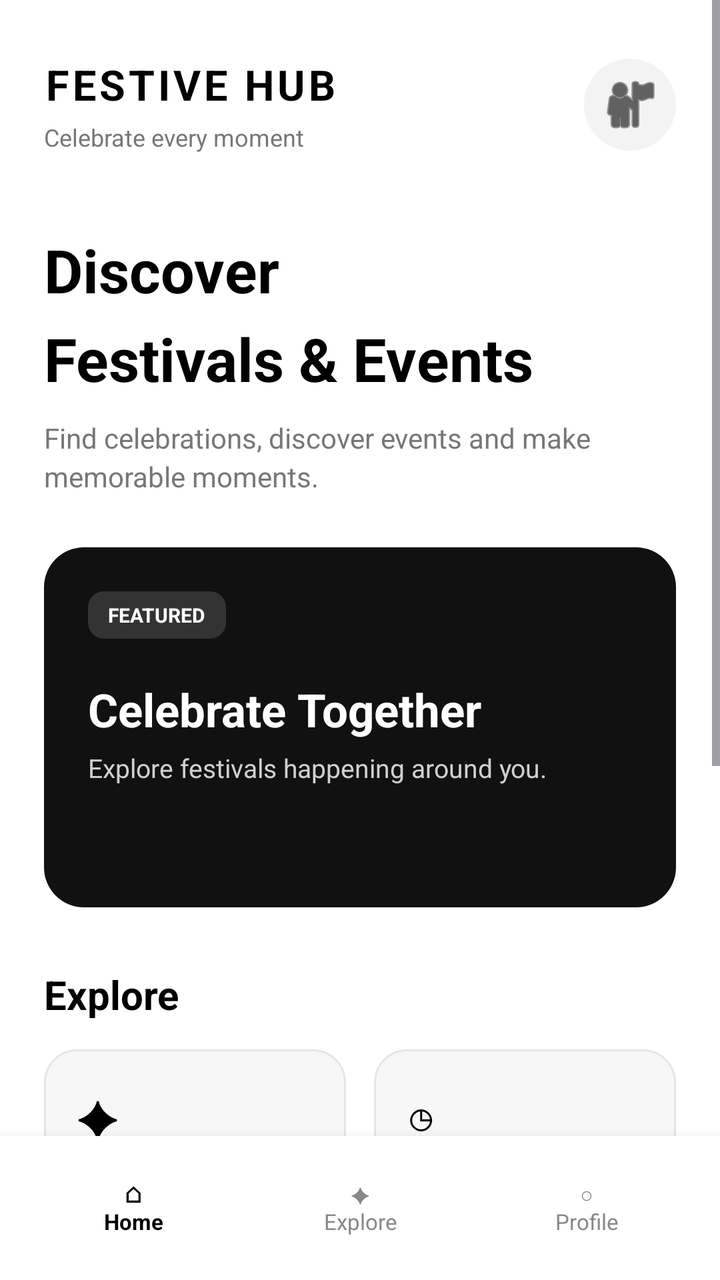
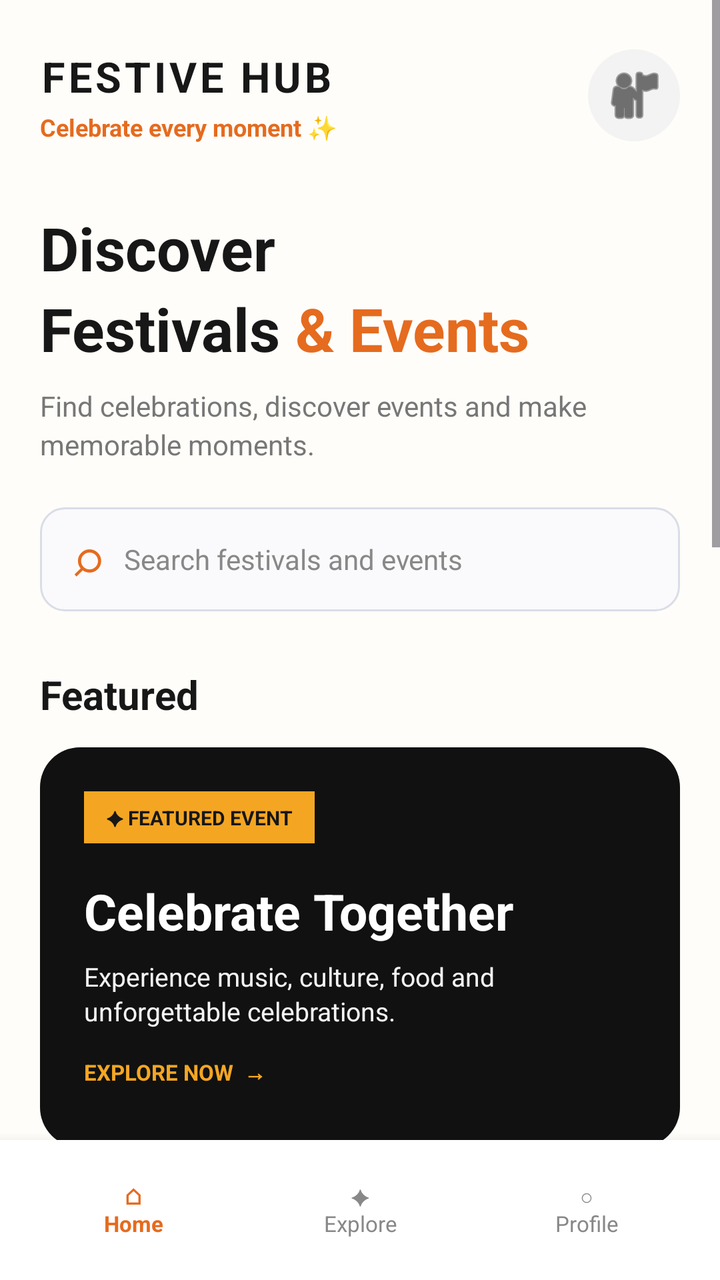

An Android layout rendered at two revisions. The XML below is the earlier revision; the diff shows what the commit changed to produce the second picture.
<!-- AndroidManifest.xml: application theme Theme.Festive_hub -->
<!-- res/layout/activity_main.xml -->
<?xml version="1.0" encoding="utf-8"?>
<androidx.constraintlayout.widget.ConstraintLayout
    xmlns:android="http://schemas.android.com/apk/res/android"
    xmlns:app="http://schemas.android.com/apk/res-auto"
    android:id="@+id/main"
    android:layout_width="match_parent"
    android:layout_height="match_parent"
    android:background="#FFFFFF">

    <ScrollView
        android:layout_width="0dp"
        android:layout_height="0dp"
        android:fillViewport="true"
        android:clipToPadding="false"
        app:layout_constraintTop_toTopOf="parent"
        app:layout_constraintBottom_toTopOf="@id/bottomNavigation"
        app:layout_constraintStart_toStartOf="parent"
        app:layout_constraintEnd_toEndOf="parent">

        <LinearLayout
            android:layout_width="match_parent"
            android:layout_height="wrap_content"
            android:orientation="vertical"
            android:paddingStart="22dp"
            android:paddingTop="28dp"
            android:paddingEnd="22dp"
            android:paddingBottom="30dp">

            <LinearLayout
                android:layout_width="match_parent"
                android:layout_height="wrap_content"
                android:gravity="center_vertical"
                android:orientation="horizontal">

                <LinearLayout
                    android:layout_width="0dp"
                    android:layout_height="wrap_content"
                    android:layout_weight="1"
                    android:orientation="vertical">

                    <TextView
                        android:layout_width="wrap_content"
                        android:layout_height="wrap_content"
                        android:text="FESTIVE HUB"
                        android:textColor="#000000"
                        android:textSize="21sp"
                        android:textStyle="bold"
                        android:letterSpacing="0.08" />

                    <TextView
                        android:layout_width="wrap_content"
                        android:layout_height="wrap_content"
                        android:layout_marginTop="4dp"
                        android:text="Celebrate every moment"
                        android:textColor="#777777"
                        android:textSize="12sp" />

                </LinearLayout>

                <ImageButton
                    android:id="@+id/btnProfile"
                    android:layout_width="46dp"
                    android:layout_height="46dp"
                    android:background="@drawable/bg_circle_light"
                    android:contentDescription="Profile"
                    android:padding="12dp"
                    android:src="@android:drawable/ic_menu_myplaces"
                    android:tint="#000000" />

            </LinearLayout>

            <TextView
                android:layout_width="match_parent"
                android:layout_height="wrap_content"
                android:layout_marginTop="38dp"
                android:text="Discover"
                android:textColor="#000000"
                android:textSize="30sp"
                android:textStyle="bold" />

            <TextView
                android:layout_width="match_parent"
                android:layout_height="wrap_content"
                android:layout_marginTop="4dp"
                android:text="Festivals &amp; Events"
                android:textColor="#000000"
                android:textSize="30sp"
                android:textStyle="bold" />

            <TextView
                android:layout_width="match_parent"
                android:layout_height="wrap_content"
                android:layout_marginTop="10dp"
                android:text="Find celebrations, discover events and make memorable moments."
                android:textColor="#777777"
                android:textSize="14sp"
                android:lineSpacingExtra="3dp" />

            <LinearLayout
                android:layout_width="match_parent"
                android:layout_height="180dp"
                android:layout_marginTop="26dp"
                android:background="@drawable/bg_featured"
                android:orientation="vertical"
                android:padding="22dp">

                <TextView
                    android:layout_width="wrap_content"
                    android:layout_height="wrap_content"
                    android:background="@drawable/bg_tag"
                    android:paddingStart="10dp"
                    android:paddingTop="5dp"
                    android:paddingEnd="10dp"
                    android:paddingBottom="5dp"
                    android:text="FEATURED"
                    android:textColor="#FFFFFF"
                    android:textSize="10sp"
                    android:textStyle="bold" />

                <TextView
                    android:layout_width="match_parent"
                    android:layout_height="wrap_content"
                    android:layout_marginTop="20dp"
                    android:text="Celebrate Together"
                    android:textColor="#FFFFFF"
                    android:textSize="23sp"
                    android:textStyle="bold" />

                <TextView
                    android:layout_width="match_parent"
                    android:layout_height="wrap_content"
                    android:layout_marginTop="5dp"
                    android:text="Explore festivals happening around you."
                    android:textColor="#D0D0D0"
                    android:textSize="13sp" />

            </LinearLayout>

            <TextView
                android:layout_width="wrap_content"
                android:layout_height="wrap_content"
                android:layout_marginTop="30dp"
                android:text="Explore"
                android:textColor="#000000"
                android:textSize="20sp"
                android:textStyle="bold" />

            <LinearLayout
                android:layout_width="match_parent"
                android:layout_height="wrap_content"
                android:layout_marginTop="14dp"
                android:orientation="horizontal">

                <LinearLayout
                    android:id="@+id/cardFestivals"
                    android:layout_width="0dp"
                    android:layout_height="125dp"
                    android:layout_marginEnd="7dp"
                    android:layout_weight="1"
                    android:background="@drawable/bg_card"
                    android:clickable="true"
                    android:focusable="true"
                    android:orientation="vertical"
                    android:padding="16dp">

                    <TextView
                        android:layout_width="wrap_content"
                        android:layout_height="wrap_content"
                        android:text="✦"
                        android:textColor="#000000"
                        android:textSize="25sp" />

                    <TextView
                        android:layout_width="wrap_content"
                        android:layout_height="wrap_content"
                        android:layout_marginTop="10dp"
                        android:text="Festivals"
                        android:textColor="#000000"
                        android:textSize="15sp"
                        android:textStyle="bold" />

                    <TextView
                        android:layout_width="wrap_content"
                        android:layout_height="wrap_content"
                        android:text="Discover"
                        android:textColor="#777777"
                        android:textSize="11sp" />

                </LinearLayout>

                <LinearLayout
                    android:id="@+id/cardEvents"
                    android:layout_width="0dp"
                    android:layout_height="125dp"
                    android:layout_marginStart="7dp"
                    android:layout_weight="1"
                    android:background="@drawable/bg_card"
                    android:clickable="true"
                    android:focusable="true"
                    android:orientation="vertical"
                    android:padding="16dp">

                    <TextView
                        android:layout_width="wrap_content"
                        android:layout_height="wrap_content"
                        android:text="◷"
                        android:textColor="#000000"
                        android:textSize="25sp" />

                    <TextView
                        android:layout_width="wrap_content"
                        android:layout_height="wrap_content"
                        android:layout_marginTop="10dp"
                        android:text="Events"
                        android:textColor="#000000"
                        android:textSize="15sp"
                        android:textStyle="bold" />

                    <TextView
                        android:layout_width="wrap_content"
                        android:layout_height="wrap_content"
                        android:text="What's next"
                        android:textColor="#777777"
                        android:textSize="11sp" />

                </LinearLayout>

            </LinearLayout>

            <LinearLayout
                android:layout_width="match_parent"
                android:layout_height="wrap_content"
                android:layout_marginTop="30dp"
                android:gravity="center_vertical"
                android:orientation="horizontal">

                <TextView
                    android:layout_width="0dp"
                    android:layout_height="wrap_content"
                    android:layout_weight="1"
                    android:text="Upcoming Events"
                    android:textColor="#000000"
                    android:textSize="20sp"
                    android:textStyle="bold" />

                <TextView
                    android:id="@+id/txtSeeAll"
                    android:layout_width="wrap_content"
                    android:layout_height="wrap_content"
                    android:text="See all"
                    android:textColor="#555555"
                    android:textSize="12sp"
                    android:textStyle="bold" />

            </LinearLayout>

            <LinearLayout
                android:id="@+id/eventCard"
                android:layout_width="match_parent"
                android:layout_height="92dp"
                android:layout_marginTop="14dp"
                android:background="@drawable/bg_card"
                android:gravity="center_vertical"
                android:orientation="horizontal"
                android:padding="14dp">

                <LinearLayout
                    android:layout_width="58dp"
                    android:layout_height="64dp"
                    android:background="@drawable/bg_date"
                    android:gravity="center"
                    android:orientation="vertical">

                    <TextView
                        android:layout_width="wrap_content"
                        android:layout_height="wrap_content"
                        android:text="24"
                        android:textColor="#FFFFFF"
                        android:textSize="20sp"
                        android:textStyle="bold" />

                    <TextView
                        android:layout_width="wrap_content"
                        android:layout_height="wrap_content"
                        android:text="OCT"
                        android:textColor="#FFFFFF"
                        android:textSize="10sp"
                        android:textStyle="bold" />

                </LinearLayout>

                <LinearLayout
                    android:layout_width="0dp"
                    android:layout_height="wrap_content"
                    android:layout_marginStart="14dp"
                    android:layout_weight="1"
                    android:orientation="vertical">

                    <TextView
                        android:layout_width="match_parent"
                        android:layout_height="wrap_content"
                        android:text="Diwali Celebration"
                        android:textColor="#000000"
                        android:textSize="15sp"
                        android:textStyle="bold" />

                    <TextView
                        android:layout_width="match_parent"
                        android:layout_height="wrap_content"
                        android:layout_marginTop="5dp"
                        android:text="New Delhi • 6:00 PM"
                        android:textColor="#777777"
                        android:textSize="12sp" />

                </LinearLayout>

                <TextView
                    android:layout_width="wrap_content"
                    android:layout_height="wrap_content"
                    android:text="›"
                    android:textColor="#000000"
                    android:textSize="28sp" />

            </LinearLayout>

        </LinearLayout>

    </ScrollView>

    <LinearLayout
        android:id="@+id/bottomNavigation"
        android:layout_width="0dp"
        android:layout_height="72dp"
        android:background="#FFFFFF"
        android:elevation="10dp"
        android:gravity="center"
        android:orientation="horizontal"
        android:paddingStart="10dp"
        android:paddingEnd="10dp"
        app:layout_constraintBottom_toBottomOf="parent"
        app:layout_constraintStart_toStartOf="parent"
        app:layout_constraintEnd_toEndOf="parent">

        <TextView
            android:id="@+id/navHome"
            android:layout_width="0dp"
            android:layout_height="match_parent"
            android:layout_weight="1"
            android:gravity="center"
            android:text="⌂\nHome"
            android:textColor="#000000"
            android:textSize="11sp"
            android:textStyle="bold" />

        <TextView
            android:id="@+id/navExplore"
            android:layout_width="0dp"
            android:layout_height="match_parent"
            android:layout_weight="1"
            android:gravity="center"
            android:text="✦\nExplore"
            android:textColor="#888888"
            android:textSize="11sp" />

        <TextView
            android:id="@+id/navProfile"
            android:layout_width="0dp"
            android:layout_height="match_parent"
            android:layout_weight="1"
            android:gravity="center"
            android:text="○\nProfile"
            android:textColor="#888888"
            android:textSize="11sp" />

    </LinearLayout>

</androidx.constraintlayout.widget.ConstraintLayout>
<!-- resources referenced by this layout -->
<resources>
  <!-- drawable bg_card (drawable) -->
  <?xml version="1.0" encoding="utf-8"?>
  <shape xmlns:android="http://schemas.android.com/apk/res/android"
      android:shape="rectangle">
  
      <solid android:color="#F7F7F7"/>
  
      <stroke
          android:width="1dp"
          android:color="#E5E5E5"/>
  
      <corners android:radius="16dp"/>
  
  </shape>
  <!-- drawable bg_circle_light (drawable) -->
  <?xml version="1.0" encoding="utf-8"?>
  <shape xmlns:android="http://schemas.android.com/apk/res/android"
      android:shape="oval">
  
      <solid android:color="#F3F3F3"/>
  
  </shape>
  <!-- drawable bg_date (drawable) -->
  <?xml version="1.0" encoding="utf-8"?>
  <shape xmlns:android="http://schemas.android.com/apk/res/android"
      android:shape="rectangle">
  
      <solid android:color="#000000"/>
  
      <corners android:radius="12dp"/>
  
  </shape>
  <!-- drawable bg_featured (drawable) -->
  <?xml version="1.0" encoding="utf-8"?>
  <shape xmlns:android="http://schemas.android.com/apk/res/android"
      android:shape="rectangle">
  
      <solid android:color="#111111"/>
  
      <corners android:radius="20dp"/>
  
  </shape>
  <!-- drawable bg_tag (drawable) -->
  <?xml version="1.0" encoding="utf-8"?>
  <shape xmlns:android="http://schemas.android.com/apk/res/android"
      android:shape="rectangle">
  
      <solid android:color="#333333"/>
  
      <corners android:radius="8dp"/>
  
  </shape>
  <style name="Theme.Festive_hub" parent="Base.Theme.Festive_hub" />
  <style name="Base.Theme.Festive_hub" parent="Theme.Material3.DayNight.NoActionBar">
          
          
      </style>
</resources>

<!-- the commit's change to res/layout/activity_main.xml (unified diff, before → after) -->
@@ -5,7 +5,7 @@
     android:id="@+id/main"
     android:layout_width="match_parent"
     android:layout_height="match_parent"
-    android:background="#FFFFFF">
+    android:background="#FFFDF9">
 
     <ScrollView
         android:layout_width="0dp"
@@ -21,9 +21,9 @@
             android:layout_width="match_parent"
             android:layout_height="wrap_content"
             android:orientation="vertical"
-            android:paddingStart="22dp"
-            android:paddingTop="28dp"
-            android:paddingEnd="22dp"
+            android:paddingStart="20dp"
+            android:paddingTop="24dp"
+            android:paddingEnd="20dp"
             android:paddingBottom="30dp">
 
             <LinearLayout
@@ -42,7 +42,7 @@
                         android:layout_width="wrap_content"
                         android:layout_height="wrap_content"
                         android:text="FESTIVE HUB"
-                        android:textColor="#000000"
+                        android:textColor="#171717"
                         android:textSize="21sp"
                         android:textStyle="bold"
                         android:letterSpacing="0.08" />
@@ -50,10 +50,11 @@
                     <TextView
                         android:layout_width="wrap_content"
                         android:layout_height="wrap_content"
-                        android:layout_marginTop="4dp"
-                        android:text="Celebrate every moment"
-                        android:textColor="#777777"
-                        android:textSize="12sp" />
+                        android:layout_marginTop="3dp"
+                        android:text="Celebrate every moment ✨"
+                        android:textColor="#E56B1F"
+                        android:textSize="12sp"
+                        android:textStyle="bold" />
 
                 </LinearLayout>
 
@@ -65,32 +66,46 @@
                     android:contentDescription="Profile"
                     android:padding="12dp"
                     android:src="@android:drawable/ic_menu_myplaces"
-                    android:tint="#000000" />
+                    app:tint="#171717" />
 
             </LinearLayout>
 
             <TextView
                 android:layout_width="match_parent"
                 android:layout_height="wrap_content"
-                android:layout_marginTop="38dp"
+                android:layout_marginTop="32dp"
                 android:text="Discover"
-                android:textColor="#000000"
+                android:textColor="#171717"
                 android:textSize="30sp"
                 android:textStyle="bold" />
 
+            <LinearLayout
+                android:layout_width="wrap_content"
+                android:layout_height="wrap_content"
+                android:orientation="horizontal">
+
+                <TextView
+                    android:layout_width="wrap_content"
+                    android:layout_height="wrap_content"
+                    android:text="Festivals "
+                    android:textColor="#171717"
+                    android:textSize="30sp"
+                    android:textStyle="bold" />
+
+                <TextView
+                    android:layout_width="wrap_content"
+                    android:layout_height="wrap_content"
+                    android:text="&amp; Events"
+                    android:textColor="#E56B1F"
+                    android:textSize="30sp"
+                    android:textStyle="bold" />
+
+            </LinearLayout>
+
             <TextView
                 android:layout_width="match_parent"
                 android:layout_height="wrap_content"
-                android:layout_marginTop="4dp"
-                android:text="Festivals &amp; Events"
-                android:textColor="#000000"
-                android:textSize="30sp"
-                android:textStyle="bold" />
-
-            <TextView
-                android:layout_width="match_parent"
-                android:layout_height="wrap_content"
-                android:layout_marginTop="10dp"
+                android:layout_marginTop="9dp"
                 android:text="Find celebrations, discover events and make memorable moments."
                 android:textColor="#777777"
                 android:textSize="14sp"
@@ -98,64 +113,117 @@
 
             <LinearLayout
                 android:layout_width="match_parent"
-                android:layout_height="180dp"
-                android:layout_marginTop="26dp"
+                android:layout_height="52dp"
+                android:layout_marginTop="22dp"
+                android:background="@drawable/bg_input"
+                android:gravity="center_vertical"
+                android:paddingStart="16dp"
+                android:paddingEnd="16dp"
+                android:orientation="horizontal">
+
+                <TextView
+                    android:layout_width="wrap_content"
+                    android:layout_height="wrap_content"
+                    android:text="⌕"
+                    android:textColor="#E56B1F"
+                    android:textSize="25sp" />
+
+                <TextView
+                    android:layout_width="0dp"
+                    android:layout_height="wrap_content"
+                    android:layout_weight="1"
+                    android:layout_marginStart="10dp"
+                    android:text="Search festivals and events"
+                    android:textColor="#888888"
+                    android:textSize="14sp" />
+
+            </LinearLayout>
+
+            <TextView
+                android:layout_width="wrap_content"
+                android:layout_height="wrap_content"
+                android:layout_marginTop="28dp"
+                android:text="Featured"
+                android:textColor="#171717"
+                android:textSize="20sp"
+                android:textStyle="bold" />
+
+            <LinearLayout
+                android:layout_width="match_parent"
+                android:layout_height="200dp"
+                android:layout_marginTop="13dp"
                 android:background="@drawable/bg_featured"
                 android:orientation="vertical"
                 android:padding="22dp">
 
-                <TextView
-                    android:layout_width="wrap_content"
-                    android:layout_height="wrap_content"
-                    android:background="@drawable/bg_tag"
-                    android:paddingStart="10dp"
-                    android:paddingTop="5dp"
-                    android:paddingEnd="10dp"
-                    android:paddingBottom="5dp"
-                    android:text="FEATURED"
-                    android:textColor="#FFFFFF"
-                    android:textSize="10sp"
-                    android:textStyle="bold" />
+                <LinearLayout
+                    android:layout_width="wrap_content"
+                    android:layout_height="wrap_content"
+                    android:background="#F4A623"
+                    android:paddingStart="11dp"
+                    android:paddingTop="6dp"
+                    android:paddingEnd="11dp"
+                    android:paddingBottom="6dp">
+
+                    <TextView
+                        android:layout_width="wrap_content"
+                        android:layout_height="wrap_content"
+                        android:text="✦ FEATURED EVENT"
+                        android:textColor="#171717"
+                        android:textSize="10sp"
+                        android:textStyle="bold" />
+
+                </LinearLayout>
 
                 <TextView
                     android:layout_width="match_parent"
                     android:layout_height="wrap_content"
-                    android:layout_marginTop="20dp"
+                    android:layout_marginTop="17dp"
                     android:text="Celebrate Together"
                     android:textColor="#FFFFFF"
-                    android:textSize="23sp"
+                    android:textSize="25sp"
                     android:textStyle="bold" />
 
                 <TextView
                     android:layout_width="match_parent"
                     android:layout_height="wrap_content"
-                    android:layout_marginTop="5dp"
-                    android:text="Explore festivals happening around you."
-                    android:textColor="#D0D0D0"
-                    android:textSize="13sp" />
+                    android:layout_marginTop="7dp"
+                    android:text="Experience music, culture, food and unforgettable celebrations."
+                    android:textColor="#F4F4F4"
+                    android:textSize="13sp"
+                    android:lineSpacingExtra="2dp" />
+
+                <TextView
+                    android:layout_width="wrap_content"
+                    android:layout_height="wrap_content"
+                    android:layout_marginTop="14dp"
+                    android:text="EXPLORE NOW  →"
+                    android:textColor="#F4A623"
+                    android:textSize="11sp"
+                    android:textStyle="bold" />
 
             </LinearLayout>
 
             <TextView
                 android:layout_width="wrap_content"
                 android:layout_height="wrap_content"
-                android:layout_marginTop="30dp"
+                android:layout_marginTop="28dp"
                 android:text="Explore"
-                android:textColor="#000000"
+                android:textColor="#171717"
                 android:textSize="20sp"
                 android:textStyle="bold" />
 
             <LinearLayout
                 android:layout_width="match_parent"
                 android:layout_height="wrap_content"
-                android:layout_marginTop="14dp"
+                android:layout_marginTop="13dp"
                 android:orientation="horizontal">
 
                 <LinearLayout
                     android:id="@+id/cardFestivals"
                     android:layout_width="0dp"
                     android:layout_height="125dp"
-                    android:layout_marginEnd="7dp"
+                    android:layout_marginEnd="6dp"
                     android:layout_weight="1"
                     android:background="@drawable/bg_card"
                     android:clickable="true"
@@ -164,18 +232,20 @@
                     android:padding="16dp">
 
                     <TextView
-                        android:layout_width="wrap_content"
-                        android:layout_height="wrap_content"
+                        android:layout_width="42dp"
+                        android:layout_height="42dp"
+                        android:background="#FFF0D9"
+                        android:gravity="center"
                         android:text="✦"
-                        android:textColor="#000000"
-                        android:textSize="25sp" />
-
-                    <TextView
-                        android:layout_width="wrap_content"
-                        android:layout_height="wrap_content"
-                        android:layout_marginTop="10dp"
+                        android:textColor="#E56B1F"
+                        android:textSize="24sp" />
+
+                    <TextView
+                        android:layout_width="wrap_content"
+                        android:layout_height="wrap_content"
+                        android:layout_marginTop="8dp"
                         android:text="Festivals"
-                        android:textColor="#000000"
+                        android:textColor="#171717"
                         android:textSize="15sp"
                         android:textStyle="bold" />
 
@@ -192,7 +262,7 @@
                     android:id="@+id/cardEvents"
                     android:layout_width="0dp"
                     android:layout_height="125dp"
-                    android:layout_marginStart="7dp"
+                    android:layout_marginStart="6dp"
                     android:layout_weight="1"
                     android:background="@drawable/bg_card"
                     android:clickable="true"
@@ -201,18 +271,20 @@
                     android:padding="16dp">
 
                     <TextView
-                        android:layout_width="wrap_content"
-                        android:layout_height="wrap_content"
+                        android:layout_width="42dp"
+                        android:layout_height="42dp"
+                        android:background="#FCE6F0"
+                        android:gravity="center"
                         android:text="◷"
-                        android:textColor="#000000"
-                        android:textSize="25sp" />
-
-                    <TextView
-                        android:layout_width="wrap_content"
-                        android:layout_height="wrap_content"
-                        android:layout_marginTop="10dp"
+                        android:textColor="#D93F73"
+                        android:textSize="24sp" />
+
+                    <TextView
+                        android:layout_width="wrap_content"
+                        android:layout_height="wrap_content"
+                        android:layout_marginTop="8dp"
                         android:text="Events"
-                        android:textColor="#000000"
+                        android:textColor="#171717"
                         android:textSize="15sp"
                         android:textStyle="bold" />
 
@@ -239,7 +311,7 @@
                     android:layout_height="wrap_content"
                     android:layout_weight="1"
                     android:text="Upcoming Events"
-                    android:textColor="#000000"
+                    android:textColor="#171717"
                     android:textSize="20sp"
                     android:textStyle="bold" />
 
@@ -247,8 +319,8 @@
                     android:id="@+id/txtSeeAll"
                     android:layout_width="wrap_content"
                     android:layout_height="wrap_content"
-                    android:text="See all"
-                    android:textColor="#555555"
+                    android:text="See all  →"
+                    android:textColor="#E56B1F"
                     android:textSize="12sp"
                     android:textStyle="bold" />
 
@@ -257,17 +329,17 @@
             <LinearLayout
                 android:id="@+id/eventCard"
                 android:layout_width="match_parent"
-                android:layout_height="92dp"
+                android:layout_height="100dp"
                 android:layout_marginTop="14dp"
                 android:background="@drawable/bg_card"
                 android:gravity="center_vertical"
                 android:orientation="horizontal"
-                android:padding="14dp">
-
-                <LinearLayout
-                    android:layout_width="58dp"
-                    android:layout_height="64dp"
-                    android:background="@drawable/bg_date"
+                android:padding="13dp">
+
+                <LinearLayout
+                    android:layout_width="60dp"
+                    android:layout_height="70dp"
+                    android:background="#E56B1F"
                     android:gravity="center"
                     android:orientation="vertical">
 
@@ -276,7 +348,7 @@
                         android:layout_height="wrap_content"
                         android:text="24"
                         android:textColor="#FFFFFF"
-                        android:textSize="20sp"
+                        android:textSize="21sp"
                         android:textStyle="bold" />
 
                     <TextView
@@ -300,7 +372,7 @@
                         android:layout_width="match_parent"
                         android:layout_height="wrap_content"
                         android:text="Diwali Celebration"
-                        android:textColor="#000000"
+                        android:textColor="#171717"
                         android:textSize="15sp"
                         android:textStyle="bold" />
 
@@ -312,13 +384,176 @@
                         android:textColor="#777777"
                         android:textSize="12sp" />
 
+                    <TextView
+                        android:layout_width="wrap_content"
+                        android:layout_height="wrap_content"
+                        android:layout_marginTop="5dp"
+                        android:text="₹499"
+                        android:textColor="#E56B1F"
+                        android:textSize="12sp"
+                        android:textStyle="bold" />
+
                 </LinearLayout>
 
                 <TextView
                     android:layout_width="wrap_content"
                     android:layout_height="wrap_content"
                     android:text="›"
-                    android:textColor="#000000"
+                    android:textColor="#E56B1F"
+                    android:textSize="28sp" />
+
+            </LinearLayout>
+
+            <LinearLayout
+                android:layout_width="match_parent"
+                android:layout_height="100dp"
+                android:layout_marginTop="10dp"
+                android:background="@drawable/bg_card"
+                android:gravity="center_vertical"
+                android:orientation="horizontal"
+                android:padding="13dp">
+
+                <LinearLayout
+                    android:layout_width="60dp"
+                    android:layout_height="70dp"
+                    android:background="#D93F73"
+                    android:gravity="center"
+                    android:orientation="vertical">
+
+                    <TextView
+                        android:layout_width="wrap_content"
+                        android:layout_height="wrap_content"
+                        android:text="02"
+                        android:textColor="#FFFFFF"
+                        android:textSize="21sp"
+                        android:textStyle="bold" />
+
+                    <TextView
+                        android:layout_width="wrap_content"
+                        android:layout_height="wrap_content"
+                        android:text="NOV"
+                        android:textColor="#FFFFFF"
+                        android:textSize="10sp"
+                        android:textStyle="bold" />
+
+                </LinearLayout>
+
+                <LinearLayout
+                    android:layout_width="0dp"
+                    android:layout_height="wrap_content"
+                    android:layout_marginStart="14dp"
+                    android:layout_weight="1"
+                    android:orientation="vertical">
+
+                    <TextView
+                        android:layout_width="match_parent"
+                        android:layout_height="wrap_content"
+                        android:text="Navratri Night"
+                        android:textColor="#171717"
+                        android:textSize="15sp"
+                        android:textStyle="bold" />
+
+                    <TextView
+                        android:layout_width="match_parent"
+                        android:layout_height="wrap_content"
+                        android:layout_marginTop="5dp"
+                        android:text="Ahmedabad • 7:30 PM"
+                        android:textColor="#777777"
+                        android:textSize="12sp" />
+
+                    <TextView
+                        android:layout_width="wrap_content"
+                        android:layout_height="wrap_content"
+                        android:layout_marginTop="5dp"
+                        android:text="₹699"
+                        android:textColor="#D93F73"
+                        android:textSize="12sp"
+                        android:textStyle="bold" />
+
+                </LinearLayout>
+
+                <TextView
+                    android:layout_width="wrap_content"
+                    android:layout_height="wrap_content"
+                    android:text="›"
+                    android:textColor="#D93F73"
+                    android:textSize="28sp" />
+
+            </LinearLayout>
+
+            <LinearLayout
+                android:layout_width="match_parent"
+                android:layout_height="100dp"
+                android:layout_marginTop="10dp"
+                android:background="@drawable/bg_card"
+                android:gravity="center_vertical"
+                android:orientation="horizontal"
+                android:padding="13dp">
+
+                <LinearLayout
+                    android:layout_width="60dp"
+                    android:layout_height="70dp"
+                    android:background="#2F8F5B"
+                    android:gravity="center"
+                    android:orientation="vertical">
+
+                    <TextView
+                        android:layout_width="wrap_content"
+                        android:layout_height="wrap_content"
+                        android:text="15"
+                        android:textColor="#FFFFFF"
+                        android:textSize="21sp"
+                        android:textStyle="bold" />
+
+                    <TextView
+                        android:layout_width="wrap_content"
+                        android:layout_height="wrap_content"
+                        android:text="NOV"
+                        android:textColor="#FFFFFF"
+                        android:textSize="10sp"
+                        android:textStyle="bold" />
+
+                </LinearLayout>
+
+                <LinearLayout
+                    android:layout_width="0dp"
+                    android:layout_height="wrap_content"
+                    android:layout_marginStart="14dp"
+                    android:layout_weight="1"
+                    android:orientation="vertical">
+
+                    <TextView
+                        android:layout_width="match_parent"
+                        android:layout_height="wrap_content"
+                        android:text="Food &amp; Culture Fest"
+                        android:textColor="#171717"
+                        android:textSize="15sp"
+                        android:textStyle="bold" />
+
+                    <TextView
+                        android:layout_width="match_parent"
+                        android:layout_height="wrap_content"
+                        android:layout_marginTop="5dp"
+                        android:text="Mumbai • 5:00 PM"
+                        android:textColor="#777777"
+                        android:textSize="12sp" />
+
+                    <TextView
+                        android:layout_width="wrap_content"
+                        android:layout_height="wrap_content"
+                        android:layout_marginTop="5dp"
+                        android:text="₹299"
+                        android:textColor="#2F8F5B"
+                        android:textSize="12sp"
+                        android:textStyle="bold" />
+
+                </LinearLayout>
+
+                <TextView
+                    android:layout_width="wrap_content"
+                    android:layout_height="wrap_content"
+                    android:text="›"
+                    android:textColor="#2F8F5B"
                     android:textSize="28sp" />
 
             </LinearLayout>
@@ -330,7 +565,7 @@
     <LinearLayout
         android:id="@+id/bottomNavigation"
         android:layout_width="0dp"
-        android:layout_height="72dp"
+        android:layout_height="70dp"
         android:background="#FFFFFF"
         android:elevation="10dp"
         android:gravity="center"
@@ -347,8 +582,8 @@
             android:layout_height="match_parent"
             android:layout_weight="1"
             android:gravity="center"
-            android:text="⌂\nHome"
-            android:textColor="#000000"
+            android:text="⌂&#10;Home"
+            android:textColor="#E56B1F"
             android:textSize="11sp"
             android:textStyle="bold" />
 
@@ -358,7 +593,7 @@
             android:layout_height="match_parent"
             android:layout_weight="1"
             android:gravity="center"
-            android:text="✦\nExplore"
+            android:text="✦&#10;Explore"
             android:textColor="#888888"
             android:textSize="11sp" />
 
@@ -368,7 +603,7 @@
             android:layout_height="match_parent"
             android:layout_weight="1"
             android:gravity="center"
-            android:text="○\nProfile"
+            android:text="○&#10;Profile"
             android:textColor="#888888"
             android:textSize="11sp" />
 
<!-- resource entries referenced after the edit -->
@@ -22,16 +22,6 @@
       <solid android:color="#F3F3F3"/>
   
   </shape>
-  <!-- drawable bg_date (drawable) -->
-  <?xml version="1.0" encoding="utf-8"?>
-  <shape xmlns:android="http://schemas.android.com/apk/res/android"
-      android:shape="rectangle">
-  
-      <solid android:color="#000000"/>
-  
-      <corners android:radius="12dp"/>
-  
-  </shape>
   <!-- drawable bg_featured (drawable) -->
   <?xml version="1.0" encoding="utf-8"?>
   <shape xmlns:android="http://schemas.android.com/apk/res/android"
@@ -42,14 +32,22 @@
       <corners android:radius="20dp"/>
   
   </shape>
-  <!-- drawable bg_tag (drawable) -->
+  <!-- drawable bg_input (drawable) -->
   <?xml version="1.0" encoding="utf-8"?>
   <shape xmlns:android="http://schemas.android.com/apk/res/android"
       android:shape="rectangle">
   
-      <solid android:color="#333333"/>
+      <solid android:color="#FAFAFC" />
   
-      <corners android:radius="8dp"/>
+      <stroke
+          android:width="1dp"
+          android:color="#D9DDE7" />
+  
+      <corners android:radius="12dp" />
+  
+      <padding
+          android:left="16dp"
+          android:right="16dp" />
   
   </shape>
   <style name="Theme.Festive_hub" parent="Base.Theme.Festive_hub" />
